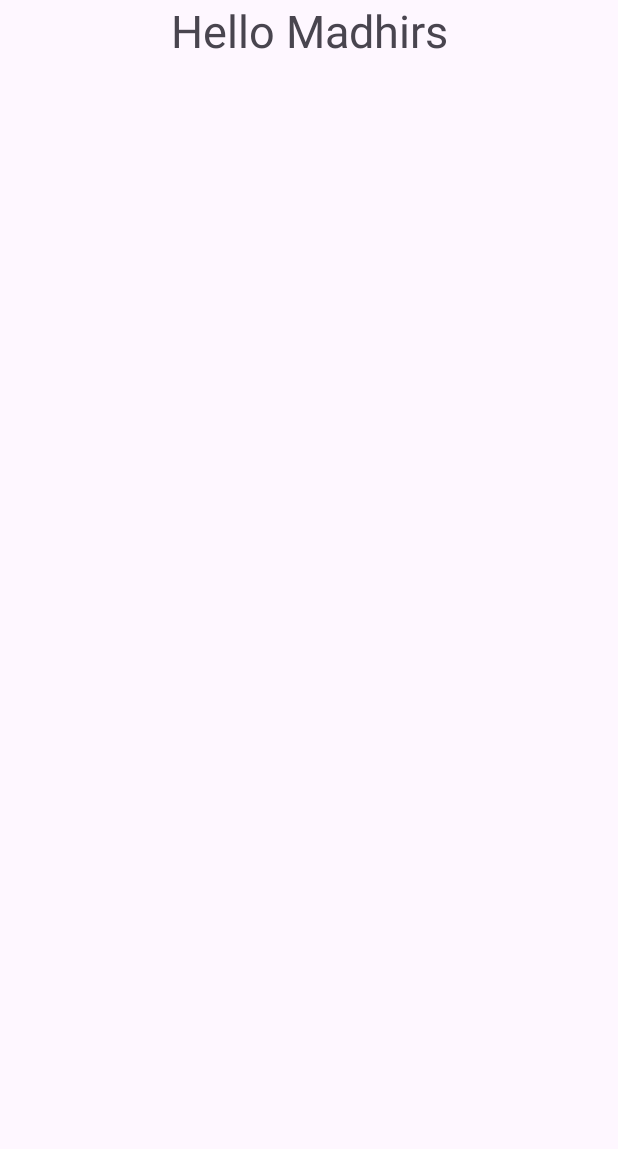
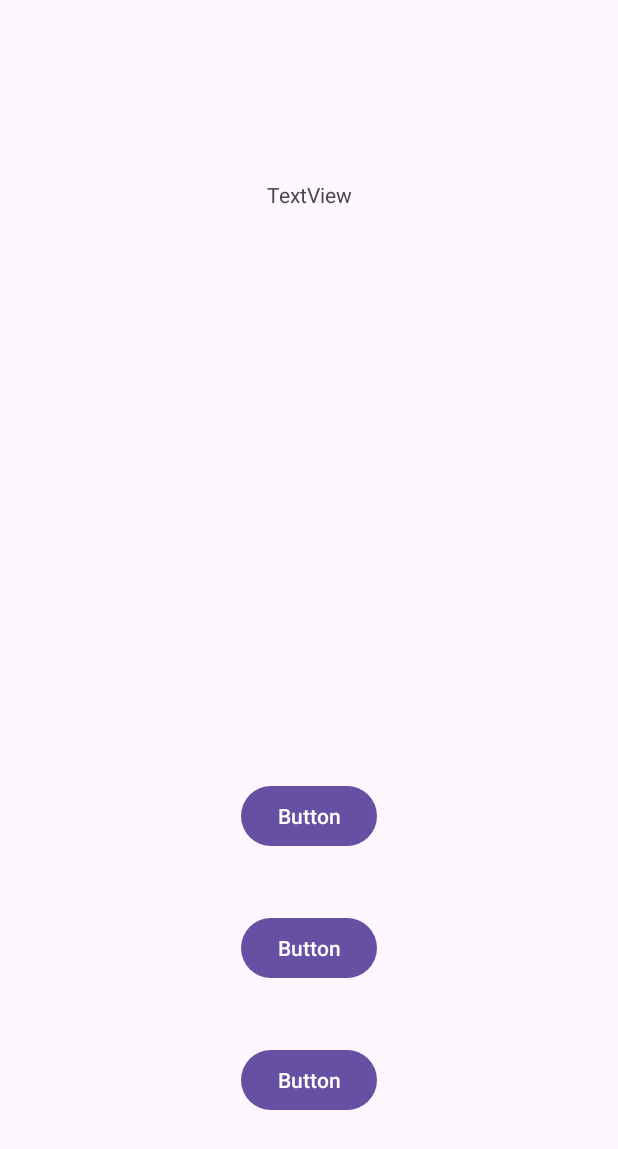
Before and after one commit to Thakshin4/Kronos, an Android app: the HomeActivity screen opened directly, with no data from a screen before it, on a phone screen of 412 x 824 dp. Shown: the top 1149 px of the screen. Run offline under Robolectric (Android 15) with nearby library versions, the phone set to English and light mode, and no system bars.

Commit message:
Main, Login, Register, Home UI

```diff
--- a/app/src/main/AndroidManifest.xml
+++ b/app/src/main/AndroidManifest.xml
@@ -13,10 +13,13 @@
         android:theme="@style/Theme.Kronos"
         tools:targetApi="31">
         <activity
-            android:name=".MainActivity3"
+            android:name=".RegisterActivity"
             android:exported="false" />
         <activity
-            android:name=".MainActivity2"
+            android:name=".HomeActivity"
+            android:exported="false" />
+        <activity
+            android:name=".LoginActivity"
             android:exported="false" />
         <activity
             android:name=".MainActivity"
--- a/app/src/main/java/com/st10083983/kronos/MainActivity3.kt
+++ b/app/src/main/java/com/st10083983/kronos/HomeActivity.kt
@@ -3,11 +3,11 @@ package com.st10083983.kronos
 import androidx.appcompat.app.AppCompatActivity
 import android.os.Bundle
 
-class MainActivity3 : AppCompatActivity()
+class HomeActivity : AppCompatActivity()
 {
     override fun onCreate(savedInstanceState: Bundle?)
     {
         super.onCreate(savedInstanceState)
-        setContentView(R.layout.activity_main3)
+        setContentView(R.layout.activity_home)
     }
 }
--- a/app/src/main/java/com/st10083983/kronos/MainActivity.kt
+++ b/app/src/main/java/com/st10083983/kronos/MainActivity.kt
@@ -12,11 +12,11 @@ class MainActivity : AppCompatActivity()
         super.onCreate(savedInstanceState)
         setContentView(R.layout.activity_main)
 
-        val myBt = findViewById<Button>(R.id.myButton)
+        val navLogin = findViewById<Button>(R.id.get_started_button)
 
-        myBt.setOnClickListener()
+        navLogin.setOnClickListener()
         {
-            val intent = Intent(this, MainActivity2::class.java)
+            val intent = Intent(this, LoginActivity::class.java)
             startActivity(intent)
             finish()
         }
--- /dev/null
+++ b/app/src/main/res/layout/activity_home.xml
@@ -0,0 +1,48 @@
+<?xml version="1.0" encoding="utf-8"?>
+<androidx.constraintlayout.widget.ConstraintLayout xmlns:android="http://schemas.android.com/apk/res/android"
+    xmlns:app="http://schemas.android.com/apk/res-auto"
+    xmlns:tools="http://schemas.android.com/tools"
+    android:layout_width="match_parent"
+    android:layout_height="match_parent"
+    tools:context=".HomeActivity">
+
+    <TextView
+        android:id="@+id/textView"
+        android:layout_width="wrap_content"
+        android:layout_height="wrap_content"
+        android:layout_marginTop="120dp"
+        android:text="TextView"
+        app:layout_constraintEnd_toEndOf="parent"
+        app:layout_constraintStart_toStartOf="parent"
+        app:layout_constraintTop_toTopOf="parent" />
+
+    <Button
+        android:id="@+id/button"
+        android:layout_width="wrap_content"
+        android:layout_height="wrap_content"
+        android:layout_marginBottom="80dp"
+        android:text="Button"
+        app:layout_constraintBottom_toBottomOf="parent"
+        app:layout_constraintEnd_toEndOf="parent"
+        app:layout_constraintStart_toStartOf="parent" />
+
+    <Button
+        android:id="@+id/button2"
+        android:layout_width="wrap_content"
+        android:layout_height="wrap_content"
+        android:layout_marginBottom="40dp"
+        android:text="Button"
+        app:layout_constraintBottom_toTopOf="@+id/button"
+        app:layout_constraintEnd_toEndOf="parent"
+        app:layout_constraintStart_toStartOf="parent" />
+
+    <Button
+        android:id="@+id/button3"
+        android:layout_width="wrap_content"
+        android:layout_height="wrap_content"
+        android:layout_marginBottom="40dp"
+        android:text="Button"
+        app:layout_constraintBottom_toTopOf="@+id/button2"
+        app:layout_constraintEnd_toEndOf="parent"
+        app:layout_constraintStart_toStartOf="parent" />
+</androidx.constraintlayout.widget.ConstraintLayout>
--- a/app/src/main/res/layout/activity_main3.xml
+++ /dev/null
@@ -1,18 +0,0 @@
-<?xml version="1.0" encoding="utf-8"?>
-<androidx.constraintlayout.widget.ConstraintLayout xmlns:android="http://schemas.android.com/apk/res/android"
-    xmlns:app="http://schemas.android.com/apk/res-auto"
-    xmlns:tools="http://schemas.android.com/tools"
-    android:layout_width="match_parent"
-    android:layout_height="match_parent"
-    tools:context=".MainActivity3">
-
-    <TextView
-        android:id="@+id/textView"
-        android:layout_width="wrap_content"
-        android:layout_height="wrap_content"
-        android:text="@string/hello_madhirs"
-        android:textSize="30sp"
-        app:layout_constraintEnd_toEndOf="parent"
-        app:layout_constraintStart_toStartOf="parent"
-        app:layout_constraintTop_toTopOf="parent" />
-</androidx.constraintlayout.widget.ConstraintLayout>
```
Also changed, not shown: app/src/main/java/com/st10083983/kronos/LoginActivity.kt (added, +33 -0 lines), app/src/main/java/com/st10083983/kronos/MainActivity2.kt (deleted, +0 -24 lines), app/src/main/java/com/st10083983/kronos/RegisterActivity.kt (added, +31 -0 lines), app/src/main/res/layout/activity_login.xml (added, +80 -0 lines), app/src/main/res/layout/activity_main.xml (+9 -20 lines), app/src/main/res/layout/activity_main2.xml (deleted, +0 -18 lines), app/src/main/res/layout/activity_register.xml (added, +80 -0 lines).
